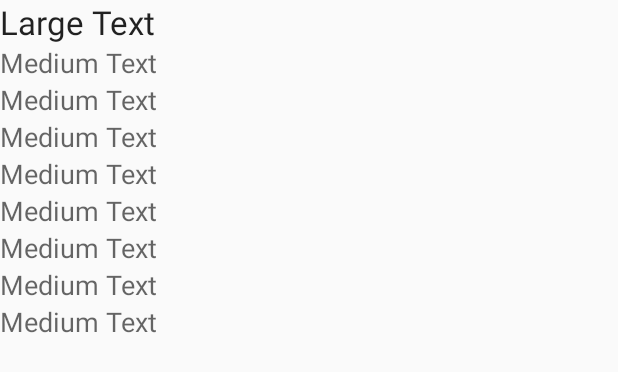
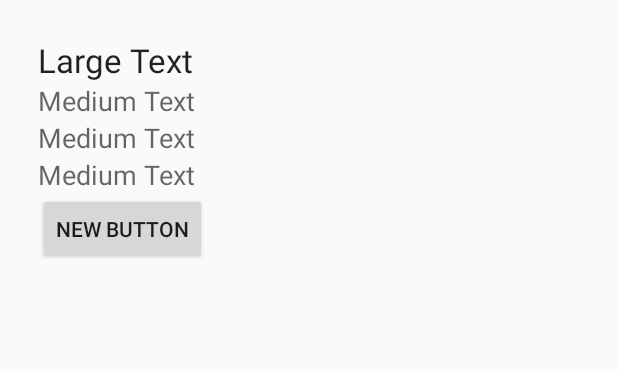
Before and after one commit to Deathgaze738/NappyZap-DriverApp, an Android app: the layout current_job_fragment.xml on its own in the app's theme, with its tools: preview values and no code run, on a phone screen of 412 x 824 dp. Shown: the top 372 px of the screen. Run offline under Robolectric (Android 15) with nearby library versions, the phone set to English and light mode, and no system bars; network calls fail.

```diff
--- a/app/src/main/AndroidManifest.xml
+++ b/app/src/main/AndroidManifest.xml
@@ -21,7 +21,8 @@
         android:theme="@style/AppTheme">
         <activity
             android:name=".LoginPlaceholder"
-            android:label="@string/app_name">
+            android:label="@string/app_name"
+            android:screenOrientation="landscape" >
             <intent-filter>
                 <action android:name="android.intent.action.MAIN" />
 
@@ -42,7 +43,8 @@
 
         <activity
             android:name=".mainActivity"
-            android:label="Navigation"></activity>
+            android:label="Navigation"
+            android:screenOrientation="landscape"></activity>
 
         <uses-feature
             android:glEsVersion="0x00020000"
--- a/app/src/main/java/com/example/aaron/nappyzap_driver/NavFragment.java
+++ b/app/src/main/java/com/example/aaron/nappyzap_driver/NavFragment.java
@@ -60,6 +60,11 @@ public class NavFragment extends Fragment implements OnMapReadyCallback {
     public void onMapReady(final GoogleMap mMap) {
         if(mMap!=null) {
             mMap.setMyLocationEnabled(true);
+            try {
+                mainActivity.currentPickup.updateMap(mMap);
+            } catch (InterruptedException e) {
+                e.printStackTrace();
+            }
         }
         else{
             Log.d("NavFragment", "Map was null");
--- a/app/src/main/res/layout/activity_login_placeholder.xml
+++ b/app/src/main/res/layout/activity_login_placeholder.xml
@@ -4,7 +4,9 @@
     android:paddingRight="@dimen/activity_horizontal_margin"
     android:paddingTop="@dimen/activity_vertical_margin"
     android:paddingBottom="@dimen/activity_vertical_margin" tools:context=".LoginPlaceholder"
-    android:background="#ffffff">
+    android:background="#ffffff"
+    android:screenOrientation="landscape"
+    android:configChanges="keyboardHidden|orientation|screenSize">
 
     <TextView
         android:layout_width="wrap_content"
--- a/app/src/main/res/layout/current_job_fragment.xml
+++ b/app/src/main/res/layout/current_job_fragment.xml
@@ -2,7 +2,9 @@
 <LinearLayout xmlns:android="http://schemas.android.com/apk/res/android"
     android:orientation="vertical" android:layout_width="match_parent"
     android:layout_height="match_parent"
-    android:weightSum="1">
+    android:weightSum="1"
+    android:paddingLeft="25dp"
+    android:paddingTop="25dp">
 
     <TextView
         android:layout_width="wrap_content"
@@ -16,42 +18,7 @@
         android:layout_height="wrap_content"
         android:textAppearance="?android:attr/textAppearanceMedium"
         android:text="Medium Text"
-        android:id="@+id/textHouse" />
-
-    <TextView
-        android:layout_width="wrap_content"
-        android:layout_height="wrap_content"
-        android:textAppearance="?android:attr/textAppearanceMedium"
-        android:text="Medium Text"
-        android:id="@+id/textStreet" />
-
-    <TextView
-        android:layout_width="wrap_content"
-        android:layout_height="wrap_content"
-        android:textAppearance="?android:attr/textAppearanceMedium"
-        android:text="Medium Text"
-        android:id="@+id/textCity" />
-
-    <TextView
-        android:layout_width="wrap_content"
-        android:layout_height="wrap_content"
-        android:textAppearance="?android:attr/textAppearanceMedium"
-        android:text="Medium Text"
-        android:id="@+id/textCounty" />
-
-    <TextView
-        android:layout_width="wrap_content"
-        android:layout_height="wrap_content"
-        android:textAppearance="?android:attr/textAppearanceMedium"
-        android:text="Medium Text"
-        android:id="@+id/textPostcode" />
-
-    <TextView
-        android:layout_width="wrap_content"
-        android:layout_height="wrap_content"
-        android:textAppearance="?android:attr/textAppearanceMedium"
-        android:text="Medium Text"
-        android:id="@+id/textBuilding" />
+        android:id="@+id/textAddress" />
 
     <TextView
         android:layout_width="wrap_content"
@@ -67,8 +34,10 @@
         android:text="Medium Text"
         android:id="@+id/textSize" />
 
-    <ScrollView
-        android:layout_width="211dp"
-        android:layout_height="210dp"
-        android:id="@+id/scrollComments" />
+    <Button
+        android:layout_width="wrap_content"
+        android:layout_height="wrap_content"
+        android:text="New Button"
+        android:id="@+id/btnRequest"
+        android:nestedScrollingEnabled="true" />
 </LinearLayout>
--- a/app/src/main/res/layout/navigation_fragment.xml
+++ b/app/src/main/res/layout/navigation_fragment.xml
@@ -5,7 +5,7 @@
     android:name="com.google.android.gms.maps.MapFragment"
     android:id="@+id/map"
     android:layout_width="match_parent"
-    android:layout_height="match_parent"
+    android:layout_height="5dip"
     map:uiRotateGestures="false"
     map:uiScrollGestures="false"
     map:uiZoomGestures="false"
--- a/app/src/main/res/values/strings.xml
+++ b/app/src/main/res/values/strings.xml
@@ -10,7 +10,6 @@
     <string-array name="mNavArray">
         <item>Navigation</item>
         <item>Current Job</item>
-        <item>Job List</item>
         <item>Logout</item>
     </string-array>
 </resources>
```
Also changed, not shown: app/src/main/java/com/example/aaron/nappyzap_driver/CurrentJobFragment.java (+70 -1 lines), app/src/main/java/com/example/aaron/nappyzap_driver/CurrentPickup.java (+40 -12 lines), app/src/main/java/com/example/aaron/nappyzap_driver/mainActivity.java (+38 -16 lines), 396 other files.
